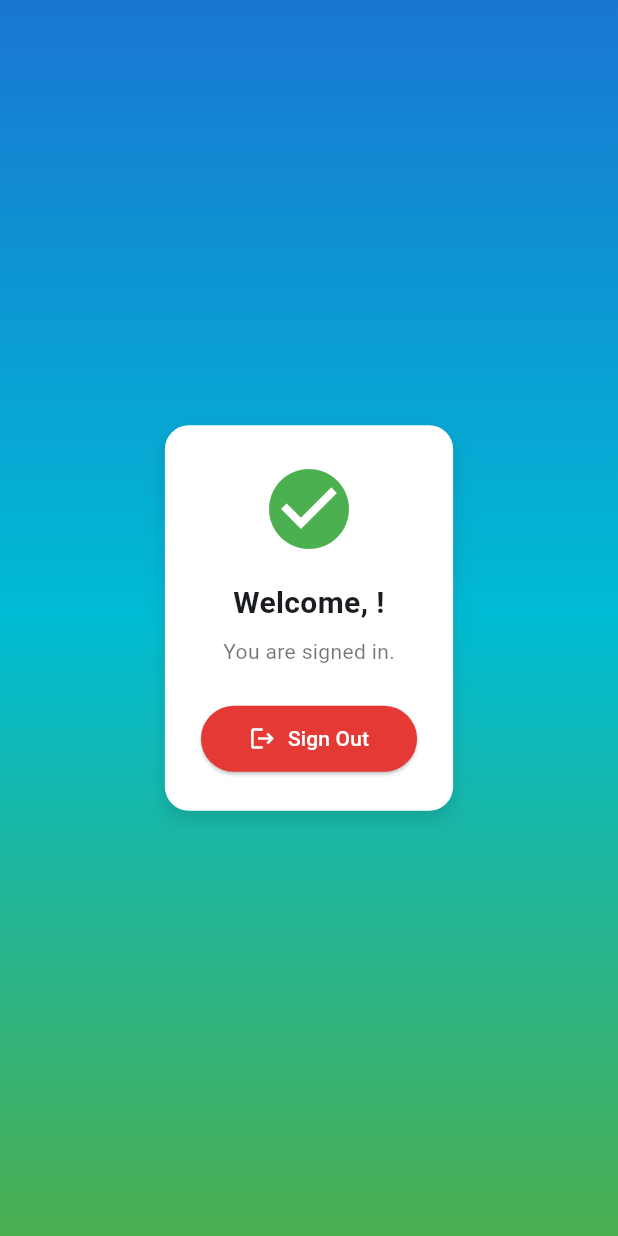
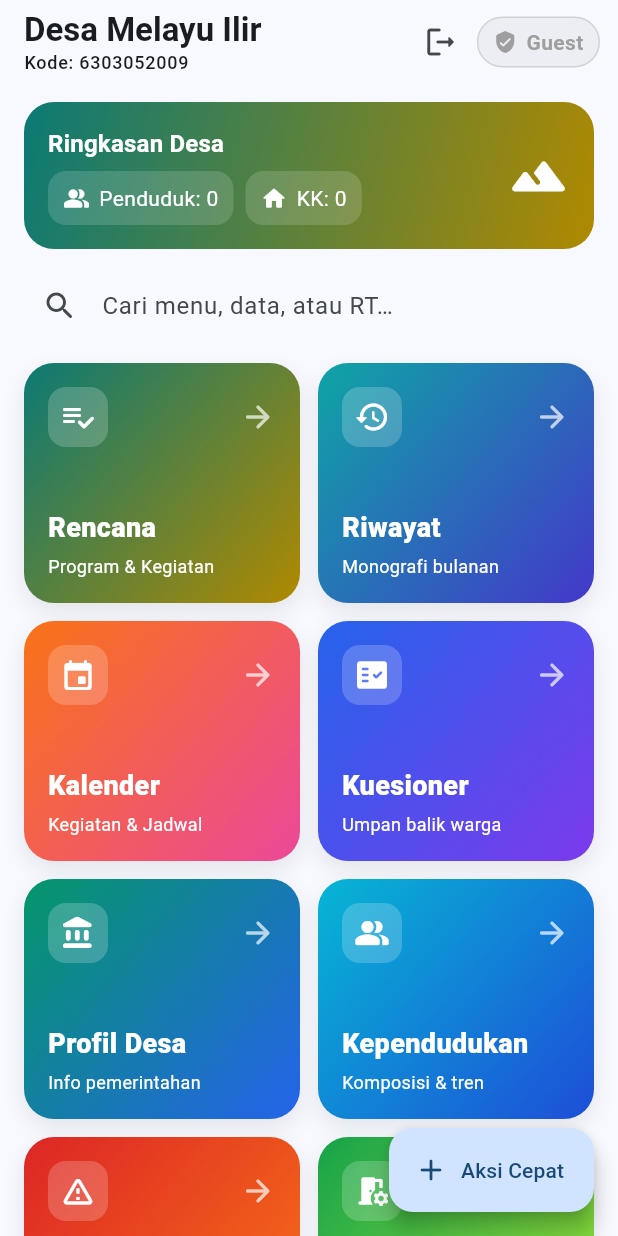
Before and after one commit to itsmondayalready/magang_pemula, a Flutter app: the screen it shows once a user with an empty profile is signed in, on a phone screen of 412 x 824 dp. Run offline on Flutter 3.47's test engine with Material 3 defaults, Android fonts, the light colour scheme and no system bars; our stand-ins replace firebase_auth, firebase_core; accounts and stored records are empty.

Commit message:
Tambahkan fitur main menu dan tombol logout

```diff
--- a/lib/main.dart
+++ b/lib/main.dart
@@ -4,7 +4,7 @@ import 'package:firebase_core/firebase_core.dart';
 
 import 'services/auth_service.dart';
 import 'screens/login_screen.dart';
-import 'screens/home_screen.dart';
+import 'screens/main_menu.dart';
 
 // If you later add Firebase options generated by the Firebase CLI, import them
 // and pass to Firebase.initializeApp(options: DefaultFirebaseOptions.currentPlatform)
@@ -47,9 +47,17 @@ class RootPage extends StatelessWidget {
   Widget build(BuildContext context) {
     return Consumer<AuthService>(
       builder: (context, auth, _) {
-        // Show Home when signed in, otherwise Login screen
+        // Show MainMenu when signed in, otherwise Login screen
         if (auth.isSignedIn) {
-          return const HomeScreen();
+          // Infer isAdmin from email containing 'admin' (simple heuristic)
+          final isAdmin = (auth.userEmail ?? '').toLowerCase().contains('admin');
+          return MainMenuPage(
+            desaName: 'Desa Melayu Ilir',
+            kodeWilayah: '6303052009',
+            totalPenduduk: 0,
+            totalKK: 0,
+            isAdmin: isAdmin,
+          );
         }
         return const LoginScreen();
       },
--- /dev/null
+++ b/lib/screens/main_menu.dart
@@ -0,0 +1,483 @@
+import 'package:flutter/material.dart';
+import 'package:provider/provider.dart';
+import '../services/auth_service.dart';
+
+// Main menu screen untuk aplikasi Desa — versi yang dirapikan
+class MainMenuPage extends StatelessWidget {
+  const MainMenuPage({
+    super.key,
+    required this.desaName,
+    required this.kodeWilayah,
+    required this.totalPenduduk,
+    required this.totalKK,
+    required this.isAdmin,
+  });
+
+  final String desaName;
+  final String kodeWilayah;
+  final int totalPenduduk;
+  final int totalKK;
+  final bool isAdmin;
+
+  @override
+  Widget build(BuildContext context) {
+    final features = <_Feature>[
+      _Feature(
+        title: 'Rencana',
+        subtitle: 'Program & Kegiatan',
+        icon: Icons.playlist_add_check_rounded,
+        gradient: _gradEmeraldGold,
+        route: '/rencana',
+      ),
+      _Feature(
+        title: 'Riwayat',
+        subtitle: 'Monografi bulanan',
+        icon: Icons.history_rounded,
+        gradient: _gradTealIndigo,
+        route: '/riwayat',
+      ),
+      _Feature(
+        title: 'Kalender',
+        subtitle: 'Kegiatan & Jadwal',
+        icon: Icons.event_rounded,
+        gradient: _gradOrangePink,
+        route: '/kalender',
+      ),
+      _Feature(
+        title: 'Kuesioner',
+        subtitle: 'Umpan balik warga',
+        icon: Icons.fact_check_rounded,
+        gradient: _gradBluePurple,
+        route: '/kuesioner',
+      ),
+      _Feature(
+        title: 'Profil Desa',
+        subtitle: 'Info pemerintahan',
+        icon: Icons.account_balance_rounded,
+        gradient: _gradEmeraldBlue,
+        route: '/profil',
+      ),
+      _Feature(
+        title: 'Kependudukan',
+        subtitle: 'Komposisi & tren',
+        icon: Icons.people_alt_rounded,
+        gradient: _gradCyanBlue,
+        route: '/kependudukan',
+      ),
+      _Feature(
+        title: 'Kebencanaan',
+        subtitle: 'Banjir & laporan',
+        icon: Icons.warning_amber_rounded,
+        gradient: _gradRedOrange,
+        route: '/kebencanaan',
+      ),
+      _Feature(
+        title: 'Sarana',
+        subtitle: 'Pendidikan, kesehatan',
+        icon: Icons.room_preferences_rounded,
+        gradient: _gradGreenLime,
+        route: '/sarana',
+      ),
+      _Feature(
+        title: 'Komunikasi',
+        subtitle: 'Internet & kanal publikasi',
+        icon: Icons.wifi_rounded,
+        gradient: _gradIndigoCyan,
+        route: '/komunikasi',
+      ),
+      _Feature(
+        title: 'Ekonomi',
+        subtitle: 'Perdagangan & keuangan',
+        icon: Icons.store_mall_directory_rounded,
+        gradient: _gradGoldBrown,
+        route: '/ekonomi',
+      ),
+    ];
+
+    return Scaffold(
+      appBar: AppBar(
+        titleSpacing: 16,
+        title: Column(
+          crossAxisAlignment: CrossAxisAlignment.start,
+          children: [
+            Text(desaName, style: const TextStyle(fontWeight: FontWeight.w700)),
+            Text('Kode: $kodeWilayah', style: Theme.of(context).textTheme.labelMedium),
+          ],
+        ),
+        actions: [
+          IconButton(
+            tooltip: 'Logout',
+            icon: const Icon(Icons.logout_rounded),
+            onPressed: () async {
+              final auth = Provider.of<AuthService>(context, listen: false);
+              await auth.signOut();
+            },
+          ),
+          Padding(
+            padding: const EdgeInsets.only(right: 12),
+            child: _AdminBadge(isAdmin: isAdmin),
+          ),
+        ],
+      ),
+      body: CustomScrollView(
+        slivers: [
+          SliverToBoxAdapter(
+            child: Padding(
+              padding: const EdgeInsets.fromLTRB(16, 12, 16, 0),
+              child: Column(
+                crossAxisAlignment: CrossAxisAlignment.start,
+                children: [
+                  _HeaderStats(totalPenduduk: totalPenduduk, totalKK: totalKK),
+                  const SizedBox(height: 12),
+                  _SearchField(onChanged: (v) {/* TODO: implement search */}),
+                  const SizedBox(height: 12),
+                ],
+              ),
+            ),
+          ),
+          SliverPadding(
+            padding: const EdgeInsets.fromLTRB(16, 0, 16, 24),
+            sliver: _FeatureGrid(features: features),
+          ),
+        ],
+      ),
+      floatingActionButton: FloatingActionButton.extended(
+        onPressed: () {
+          showModalBottomSheet(
+            context: context,
+            showDragHandle: true,
+            builder: (_) => const _QuickActionsSheet(),
+          );
+        },
+        icon: const Icon(Icons.add_rounded),
+        label: const Text('Aksi Cepat'),
+      ),
+    );
+  }
+}
+
+// The rest of the helper widgets/classes are included below (trimmed and improved)
+class _HeaderStats extends StatelessWidget {
+  const _HeaderStats({required this.totalPenduduk, required this.totalKK});
+  final int totalPenduduk;
+  final int totalKK;
+  @override
+  Widget build(BuildContext context) {
+    return Container(
+      decoration: BoxDecoration(
+        gradient: _gradEmeraldGold,
+        borderRadius: BorderRadius.circular(20),
+      ),
+      padding: const EdgeInsets.all(16),
+      child: Row(
+        children: [
+          Expanded(
+            child: Column(
+              crossAxisAlignment: CrossAxisAlignment.start,
+              children: [
+                Text('Ringkasan Desa',
+                    style: Theme.of(context)
+                        .textTheme
+                        .titleMedium
+                        ?.copyWith(color: Colors.white, fontWeight: FontWeight.w700)),
+                const SizedBox(height: 6),
+                Row(
+                  children: [
+                    _StatChip(icon: Icons.people_alt_rounded, label: 'Penduduk', value: totalPenduduk),
+                    const SizedBox(width: 8),
+                    _StatChip(icon: Icons.home_rounded, label: 'KK', value: totalKK),
+                  ],
+                ),
+              ],
+            ),
+          ),
+          const Icon(Icons.landscape_rounded, color: Colors.white, size: 42),
+        ],
+      ),
+    );
+  }
+}
+
+class _StatChip extends StatelessWidget {
+  const _StatChip({required this.icon, required this.label, required this.value});
+  final IconData icon;
+  final String label;
+  final int value;
+  @override
+  Widget build(BuildContext context) {
+    return Container(
+      padding: const EdgeInsets.symmetric(horizontal: 10, vertical: 8),
+      decoration: BoxDecoration(
+        color: Colors.white.withValues(alpha: 0.15),
+        borderRadius: BorderRadius.circular(12),
+      ),
+      child: Row(
+        children: [
+          Icon(icon, color: Colors.white, size: 18),
+          const SizedBox(width: 6),
+          Text('$label: $value', style: const TextStyle(color: Colors.white)),
+        ],
+      ),
+    );
+  }
+}
+
+class _SearchField extends StatelessWidget {
+  const _SearchField({required this.onChanged});
+  final ValueChanged<String> onChanged;
+  @override
+  Widget build(BuildContext context) {
+    return TextField(
+      onChanged: onChanged,
+      decoration: InputDecoration(
+        hintText: 'Cari menu, data, atau RT…',
+        prefixIcon: const Icon(Icons.search_rounded),
+        filled: true,
+        fillColor: Theme.of(context).colorScheme.surface,
+        border: OutlineInputBorder(
+          borderRadius: BorderRadius.circular(16),
+          borderSide: BorderSide.none,
+        ),
+        contentPadding: const EdgeInsets.symmetric(vertical: 14, horizontal: 12),
+      ),
+    );
+  }
+}
+
+class _FeatureGrid extends StatelessWidget {
+  const _FeatureGrid({required this.features});
+  final List<_Feature> features;
+  @override
+  Widget build(BuildContext context) {
+    return SliverGrid(
+      gridDelegate: const SliverGridDelegateWithFixedCrossAxisCount(
+        crossAxisCount: 2,
+        mainAxisSpacing: 12,
+        crossAxisSpacing: 12,
+        childAspectRatio: 1.15,
+      ),
+      delegate: SliverChildBuilderDelegate(
+        (context, i) {
+          final f = features[i];
+          return _FeatureCard(feature: f);
+        },
+        childCount: features.length,
+      ),
+    );
+  }
+}
+
+class _FeatureCard extends StatelessWidget {
+  const _FeatureCard({required this.feature});
+  final _Feature feature;
+  @override
+  Widget build(BuildContext context) {
+    return InkWell(
+      borderRadius: BorderRadius.circular(20),
+      onTap: () => Navigator.of(context).pushNamed(feature.route),
+      child: Ink(
+        decoration: BoxDecoration(
+          gradient: feature.gradient,
+          borderRadius: BorderRadius.circular(20),
+            boxShadow: [
+            BoxShadow(
+              color: Colors.black.withValues(alpha: 0.08),
+              blurRadius: 12,
+              offset: const Offset(0, 6),
+            ),
+          ],
+        ),
+        child: Padding(
+          padding: const EdgeInsets.all(16),
+          child: Column(
+            crossAxisAlignment: CrossAxisAlignment.start,
+            children: [
+              Row(
+                children: [
+                  Container(
+                    decoration: BoxDecoration(
+                      color: Colors.white.withValues(alpha: 0.2),
+                      borderRadius: BorderRadius.circular(12),
+                    ),
+                    padding: const EdgeInsets.all(8),
+                    child: Icon(feature.icon, color: Colors.white),
+                  ),
+                  const Spacer(),
+                  const Icon(Icons.arrow_forward_rounded, color: Colors.white70),
+                ],
+              ),
+              const Spacer(),
+              Text(
+                feature.title,
+                style: const TextStyle(
+                  color: Colors.white,
+                  fontSize: 18,
+                  fontWeight: FontWeight.w800,
+                ),
+              ),
+              const SizedBox(height: 4),
+              Text(
+                feature.subtitle,
+                style: const TextStyle(color: Colors.white, fontSize: 12),
+              ),
+            ],
+          ),
+        ),
+      ),
+    );
+  }
+}
+
+class _Feature {
+  final String title;
+  final String subtitle;
+  final IconData icon;
+  final Gradient gradient;
+  final String route;
+  const _Feature({
+    required this.title,
+    required this.subtitle,
+    required this.icon,
+    required this.gradient,
+    required this.route,
+  });
+}
+
+class _AdminBadge extends StatelessWidget {
+  const _AdminBadge({required this.isAdmin});
+  final bool isAdmin;
+  @override
+  Widget build(BuildContext context) {
+    final color = isAdmin ? Colors.green : Colors.grey;
+    final label = isAdmin ? 'Admin' : 'Guest';
+    return Container(
+      padding: const EdgeInsets.symmetric(horizontal: 10, vertical: 6),
+      decoration: BoxDecoration(
+        color: color.withValues(alpha: 0.12),
+        borderRadius: BorderRadius.circular(999),
+        border: Border.all(color: color.withValues(alpha: 0.35)),
+      ),
+      child: Row(
+        children: [
+          Icon(Icons.verified_user_rounded, color: color, size: 16),
+          const SizedBox(width: 6),
+          Text(label, style: TextStyle(color: color, fontWeight: FontWeight.w600)),
+        ],
+      ),
+    );
+  }
+}
+
+class _QuickActionsSheet extends StatelessWidget {
+  const _QuickActionsSheet();
+  @override
+  Widget build(BuildContext context) {
+    final actions = [
+      _ActionData(Icons.note_add_rounded, 'Tambah Rencana', '/rencana'),
+      _ActionData(Icons.campaign_rounded, 'Catat Kebencanaan', '/kebencanaan'),
+      _ActionData(Icons.event_available_rounded, 'Buat Jadwal', '/kalender'),
+      _ActionData(Icons.how_to_vote_rounded, 'Buat Kuesioner', '/kuesioner'),
+    ];
+    return SafeArea(
+      child: Padding(
+        padding: const EdgeInsets.fromLTRB(16, 8, 16, 24),
+        child: Column(
+          mainAxisSize: MainAxisSize.min,
+          crossAxisAlignment: CrossAxisAlignment.start,
+          children: [
+            Text('Aksi Cepat', style: Theme.of(context).textTheme.titleLarge?.copyWith(fontWeight: FontWeight.w800)),
+            const SizedBox(height: 12),
+            ...actions.map((a) => ListTile(
+                  leading: Icon(a.icon),
+                  title: Text(a.label),
+                  trailing: const Icon(Icons.chevron_right_rounded),
+                  onTap: () {
+                    Navigator.pop(context);
+                    Navigator.pushNamed(context, a.route);
+                  },
+                )),
+          ],
+        ),
+      ),
+    );
+  }
+}
+
+class _ActionData {
+  final IconData icon;
+  final String label;
+  final String route;
+  const _ActionData(this.icon, this.label, this.route);
+}
+
+class PlaceholderPage extends StatelessWidget {
+  const PlaceholderPage({super.key, required this.title});
+  final String title;
+  @override
+  Widget build(BuildContext context) {
+    return Scaffold(
+      appBar: AppBar(title: Text(title)),
+      body: Center(
+        child: Text(
+          'Halaman $title\n\nTODO: Implementasi CRUD & integrasi Firestore',
+          textAlign: TextAlign.center,
+          style: Theme.of(context).textTheme.titleMedium,
+        ),
+      ),
+    );
+  }
+}
+
+// =========================
+// Gradients
+// =========================
+const _gradEmeraldGold = LinearGradient(
+  colors: [Color(0xFF0B7A75), Color(0xFFB08900)],
+  begin: Alignment.topLeft,
+  end: Alignment.bottomRight,
+);
+const _gradTealIndigo = LinearGradient(
+  colors: [Color(0xFF0EA5A5), Color(0xFF4338CA)],
+  begin: Alignment.topLeft,
+  end: Alignment.bottomRight,
+);
+const _gradOrangePink = LinearGradient(
+  colors: [Color(0xFFF97316), Color(0xFFEC4899)],
+  begin: Alignment.topLeft,
+  end: Alignment.bottomRight,
+);
+const _gradBluePurple = LinearGradient(
+  colors: [Color(0xFF2563EB), Color(0xFF7C3AED)],
+  begin: Alignment.topLeft,
+  end: Alignment.bottomRight,
+);
+const _gradEmeraldBlue = LinearGradient(
+  colors: [Color(0xFF059669), Color(0xFF2563EB)],
+  begin: Alignment.topLeft,
+  end: Alignment.bottomRight,
+);
+const _gradCyanBlue = LinearGradient(
+  colors: [Color(0xFF06B6D4), Color(0xFF1D4ED8)],
+  begin: Alignment.topLeft,
+  end: Alignment.bottomRight,
+);
+const _gradRedOrange = LinearGradient(
+  colors: [Color(0xFFDC2626), Color(0xFFF97316)],
+  begin: Alignment.topLeft,
+  end: Alignment.bottomRight,
+);
+const _gradGreenLime = LinearGradient(
+  colors: [Color(0xFF16A34A), Color(0xFFA3E635)],
+  begin: Alignment.topLeft,
+  end: Alignment.bottomRight,
+);
+const _gradIndigoCyan = LinearGradient(
+  colors: [Color(0xFF4F46E5), Color(0xFF06B6D4)],
+  begin: Alignment.topLeft,
+  end: Alignment.bottomRight,
+);
+const _gradGoldBrown = LinearGradient(
+  colors: [Color(0xFFB45309), Color(0xFF92400E)],
+  begin: Alignment.topLeft,
+  end: Alignment.bottomRight,
+);
```
